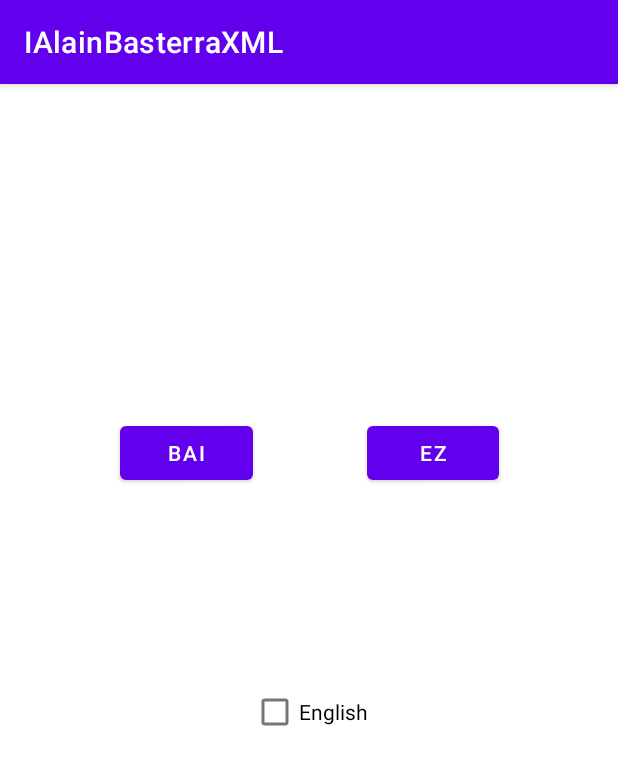
After one commit to AlainBasterra/IAlainBasterraXML, an Android app: the Bigarrena screen opened directly, with no data from a screen before it, on a phone screen of 412 x 824 dp. The commit adds this screen. Shown: the top 765 px of the screen. Run offline under Robolectric (Android 15) with nearby library versions, the phone set to English and light mode, and no system bars.

Commit message:
Bigarrena

```diff
--- a/app/src/main/AndroidManifest.xml
+++ b/app/src/main/AndroidManifest.xml
@@ -15,9 +15,12 @@
         tools:targetApi="31">
         <activity
             android:name=".MainActivity"
+            android:exported="true" />
+        <activity
+            android:name=".Bigarrena"
             android:exported="true">
             <intent-filter>
-                <action android:name="android.intent.action.MAIN" />
+                <action android:name="android.intent.action.BIGARRENA" />
 
                 <category android:name="android.intent.category.LAUNCHER" />
             </intent-filter>
--- /dev/null
+++ b/app/src/main/java/com/example/ialainbasterraxml/Bigarrena.java
@@ -0,0 +1,37 @@
+package com.example.ialainbasterraxml;
+
+import androidx.appcompat.app.AppCompatActivity;
+
+import android.os.Bundle;
+import android.view.View;
+import android.widget.Button;
+import android.widget.CheckBox;
+
+public class Bigarrena extends AppCompatActivity {
+
+    @Override
+    protected void onCreate(Bundle savedInstanceState) {
+        super.onCreate(savedInstanceState);
+        setContentView(R.layout.activity_bigarrena);
+
+        CheckBox checkBox = (CheckBox) findViewById(R.id.cbEnglish);
+        Button btnBai = (Button) findViewById(R.id.btnBai);
+        Button btnEz = (Button) findViewById(R.id.btnEz);
+        checkBox.setOnClickListener(new View.OnClickListener() {
+            @Override
+            public void onClick(View v)
+            {
+                if (checkBox.isChecked())
+                {
+                    btnBai.setText(R.string.bai_en);
+                    btnEz.setText(R.string.ez_en);
+                }
+                else
+                {
+                    btnBai.setText(R.string.bai_eu);
+                    btnEz.setText(R.string.ez_eu);
+                }
+            }
+        });
+    }
+}
--- a/app/src/main/res/drawable/botoia.xml
+++ b/app/src/main/res/drawable/botoia.xml
@@ -2,5 +2,5 @@
 <shape xmlns:android="http://schemas.android.com/apk/res/android"
     android:shape="rectangle">
     <corners android:radius="150dp" />
-    <stroke android:color="@android:color/white" android:width="5px" />
+    <stroke android:color="@android:color/white"  />
 </shape>
--- /dev/null
+++ b/app/src/main/res/layout/activity_bigarrena.xml
@@ -0,0 +1,49 @@
+<?xml version="1.0" encoding="utf-8"?>
+<androidx.constraintlayout.widget.ConstraintLayout xmlns:android="http://schemas.android.com/apk/res/android"
+    xmlns:app="http://schemas.android.com/apk/res-auto"
+    xmlns:tools="http://schemas.android.com/tools"
+    android:layout_width="match_parent"
+    android:layout_height="match_parent"
+    tools:context=".Bigarrena">
+
+    <CheckBox
+        android:id="@+id/cbEnglish"
+        android:layout_width="wrap_content"
+        android:layout_height="wrap_content"
+        android:layout_marginStart="167dp"
+        android:layout_marginTop="376dp"
+        android:layout_marginEnd="167dp"
+        android:layout_marginBottom="307dp"
+        android:text="English"
+        app:layout_constraintBottom_toBottomOf="parent"
+        app:layout_constraintEnd_toEndOf="parent"
+        app:layout_constraintStart_toStartOf="parent"
+        app:layout_constraintTop_toTopOf="parent" />
+
+    <Button
+        android:id="@+id/btnBai"
+        android:layout_width="0dp"
+        android:layout_height="wrap_content"
+        android:layout_marginStart="80dp"
+        android:layout_marginTop="203dp"
+        android:layout_marginEnd="76dp"
+        android:layout_marginBottom="480dp"
+        android:text="BAI"
+        app:layout_constraintBottom_toBottomOf="parent"
+        app:layout_constraintEnd_toStartOf="@+id/btnEz"
+        app:layout_constraintStart_toStartOf="parent"
+        app:layout_constraintTop_toTopOf="parent" />
+
+    <Button
+        android:id="@+id/btnEz"
+        android:layout_width="wrap_content"
+        android:layout_height="wrap_content"
+        android:layout_marginTop="203dp"
+        android:layout_marginEnd="79dp"
+        android:layout_marginBottom="480dp"
+        android:text="EZ"
+        app:layout_constraintBottom_toBottomOf="parent"
+        app:layout_constraintEnd_toEndOf="parent"
+        app:layout_constraintTop_toTopOf="parent" />
+
+</androidx.constraintlayout.widget.ConstraintLayout>
--- a/app/src/main/res/layout/activity_main.xml
+++ b/app/src/main/res/layout/activity_main.xml
@@ -14,7 +14,6 @@
         android:id="@+id/txtTestua"
         android:layout_width="wrap_content"
         android:layout_height="wrap_content"
-        android:textSize="32sp"
         app:layout_constraintBottom_toBottomOf="parent"
         app:layout_constraintEnd_toEndOf="parent"
         app:layout_constraintStart_toStartOf="parent"
--- a/app/src/main/res/values/strings.xml
+++ b/app/src/main/res/values/strings.xml
@@ -1,3 +1,7 @@
 <resources>
     <string name="app_name">IAlainBasterraXML</string>
+    <string name="bai_eu">Bai</string>
+    <string name="ez_eu">Ez</string>
+    <string name="bai_en">Yes</string>
+    <string name="ez_en">No</string>
 </resources>
```
